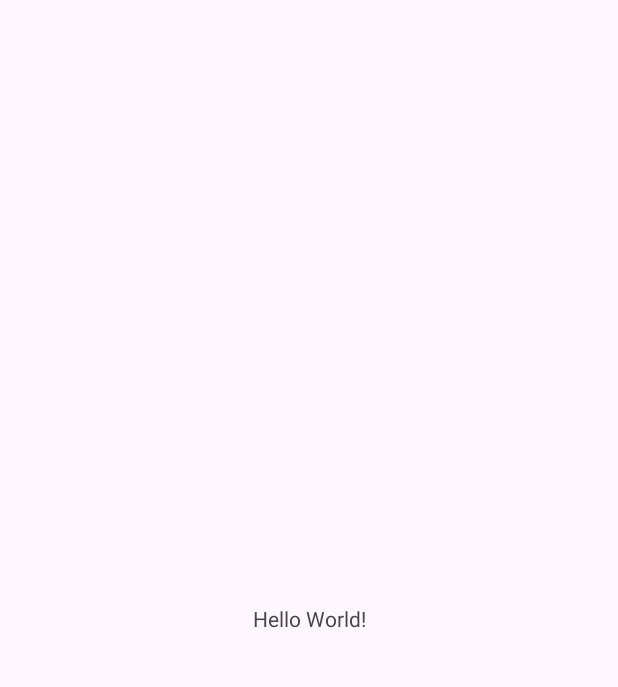
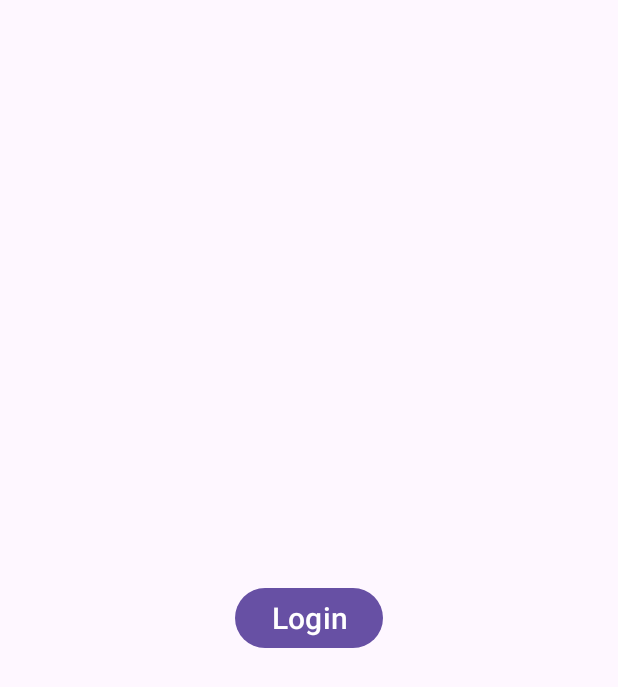
Before and after one commit to mehediinf/Activity_Life_Cycle, an Android app: the screen it shows after launch (MainActivity), on a phone screen of 412 x 824 dp. Before the commit the part shown is almost empty. Shown: the top 687 px of the screen. Run offline under Robolectric (Android 15) with nearby library versions, the phone set to English and light mode, and no system bars.

Commit message:
Second Commit Activity_Life_Cycle

```diff
--- a/app/src/main/java/com/example/activity_life_cycle/MainActivity.java
+++ b/app/src/main/java/com/example/activity_life_cycle/MainActivity.java
@@ -3,6 +3,7 @@ package com.example.activity_life_cycle;
 import androidx.appcompat.app.AppCompatActivity;
 
 import android.os.Bundle;
+import android.widget.Toast;
 
 public class MainActivity extends AppCompatActivity {
 
@@ -10,5 +11,49 @@ public class MainActivity extends AppCompatActivity {
     protected void onCreate(Bundle savedInstanceState) {
         super.onCreate(savedInstanceState);
         setContentView(R.layout.activity_main);
+
+        Toast.makeText(MainActivity.this,"onCreate",Toast.LENGTH_SHORT).show();
+
+    }
+
+    @Override
+    protected void onStart() {
+        super.onStart();
+        Toast.makeText(MainActivity.this,"onStart",Toast.LENGTH_SHORT).show();
+
+    }
+
+    @Override
+    protected void onResume() {
+        super.onResume();
+        Toast.makeText(MainActivity.this,"onResume",Toast.LENGTH_SHORT).show();
+    }
+
+    @Override
+    protected void onPause() {
+        super.onPause();
+        Toast.makeText(MainActivity.this,"onPause",Toast.LENGTH_SHORT).show();
+
+    }
+
+    @Override
+    protected void onStop() {
+        super.onStop();
+        Toast.makeText(MainActivity.this,"onStop",Toast.LENGTH_SHORT).show();
+
+    }
+
+    @Override
+    protected void onDestroy() {
+        super.onDestroy();
+        Toast.makeText(MainActivity.this,"onDestroy",Toast.LENGTH_SHORT).show();
+
+    }
+
+    @Override
+    protected void onRestart() {
+        super.onRestart();
+        Toast.makeText(MainActivity.this,"onRestart",Toast.LENGTH_SHORT).show();
+
     }
 }
--- a/app/src/main/res/layout/activity_main.xml
+++ b/app/src/main/res/layout/activity_main.xml
@@ -1,18 +1,18 @@
 <?xml version="1.0" encoding="utf-8"?>
-<androidx.constraintlayout.widget.ConstraintLayout xmlns:android="http://schemas.android.com/apk/res/android"
+<LinearLayout xmlns:android="http://schemas.android.com/apk/res/android"
     xmlns:app="http://schemas.android.com/apk/res-auto"
     xmlns:tools="http://schemas.android.com/tools"
     android:layout_width="match_parent"
     android:layout_height="match_parent"
+    android:gravity="center"
     tools:context=".MainActivity">
 
-    <TextView
+    <Button
         android:layout_width="wrap_content"
         android:layout_height="wrap_content"
-        android:text="Hello World!"
-        app:layout_constraintBottom_toBottomOf="parent"
-        app:layout_constraintEnd_toEndOf="parent"
-        app:layout_constraintStart_toStartOf="parent"
-        app:layout_constraintTop_toTopOf="parent" />
+        android:text="Login"
+        android:textSize="20sp"
 
-</androidx.constraintlayout.widget.ConstraintLayout>
+        />
+
+</LinearLayout>
```
